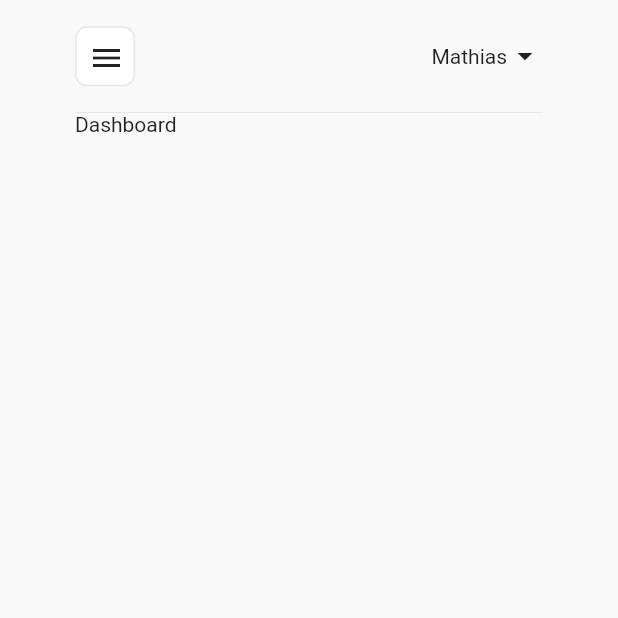
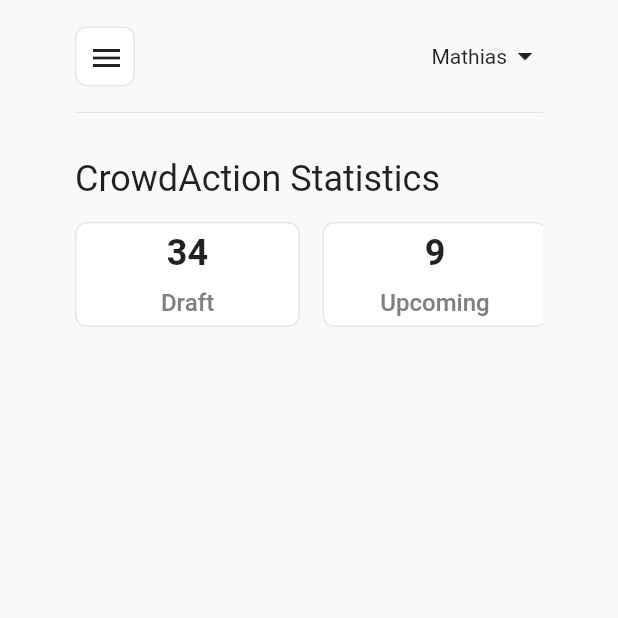
Before and after one commit to CollActionteam/collaction_cms, a Flutter app: the screen it shows after launch, on a phone screen of 412 x 824 dp, the top half of it. Run offline on Flutter 3.47's test engine with Material 2 defaults, Android fonts, the phone set to English and light mode, and no system bars; our stand-ins replace bloc, flutter_bloc, get_it, injectable; generated files the repository leaves out were written again.

Commit message:
feat: optimize navigation and start on dashboard

```diff
--- a/analysis_options.yaml
+++ b/analysis_options.yaml
@@ -2,13 +2,12 @@ include: package:lint/analysis_options.yaml
 
 analyzer:
   errors:
-    always_use_package_imports: ignore
+    always_use_package_imports: error
     avoid_dynamic_calls: ignore
     invalid_annotation_target: ignore
     missing_return: error
     missing_required_param: error
     must_be_immutable: error
-    prefer_relative_imports: error
     sort_unnamed_constructors_first: ignore
     use_late_for_private_fields_and_variables: ignore
     invariant_booleans: ignore
--- a/lib/infrastructure/core/injection.dart
+++ b/lib/infrastructure/core/injection.dart
@@ -1,7 +1,6 @@
+import 'package:collaction_admin/infrastructure/core/injection.config.dart';
 import 'package:get_it/get_it.dart';
 import 'package:injectable/injectable.dart';
-
-import 'injection.config.dart';
 
 final GetIt getIt = GetIt.instance;
 
--- a/lib/presentation/dashboard/dashboard_page.dart
+++ b/lib/presentation/dashboard/dashboard_page.dart
@@ -1,10 +1,124 @@
+// TODO: Remove this ignore
+// ignore_for_file: unnecessary_const
+
+import 'package:collaction_admin/presentation/theme/constants.dart';
 import 'package:flutter/material.dart';
 
-class DashboardPage extends StatelessWidget {
+class DashboardPage extends StatefulWidget {
   const DashboardPage({Key? key}) : super(key: key);
 
   @override
+  State<DashboardPage> createState() => _DashboardPageState();
+}
+
+class _DashboardPageState extends State<DashboardPage> {
+  late ScrollController _statsScrollController;
+
+  @override
+  void initState() {
+    super.initState();
+    _statsScrollController = ScrollController();
+  }
+
+  @override
   Widget build(BuildContext context) {
-    return const Text('Dashboard');
+    return Column(
+      crossAxisAlignment: CrossAxisAlignment.start,
+      children: [
+        const SizedBox(height: 30),
+        const Text(
+          'CrowdAction Statistics',
+          style: TextStyle(fontSize: 24),
+        ),
+        const SizedBox(height: 15),
+        Row(
+          children: [
+            Expanded(
+              child: SizedBox(
+                height: 85,
+                child: Scrollbar(
+                  controller: _statsScrollController,
+                  child: Padding(
+                    padding: const EdgeInsets.only(bottom: 15.0),
+                    child: ListView(
+                      controller: _statsScrollController,
+                      physics: const AlwaysScrollableScrollPhysics(),
+                      scrollDirection: Axis.horizontal,
+                      shrinkWrap: true,
+                      children: const [
+                        StatsBox(
+                          amount: 34,
+                          label: 'Draft',
+                        ),
+                        const SizedBox(width: 15),
+                        StatsBox(
+                          amount: 9,
+                          label: 'Upcoming',
+                        ),
+                        const SizedBox(width: 15),
+                        StatsBox(
+                          amount: 17,
+                          label: 'On-going',
+                        ),
+                        const SizedBox(width: 15),
+                        StatsBox(
+                          amount: 197,
+                          label: 'Ended',
+                        ),
+                      ],
+                    ),
+                  ),
+                ),
+              ),
+            ),
+          ],
+        ),
+      ],
+    );
   }
 }
+
+class StatsBox extends StatelessWidget {
+  final int amount;
+  final String label;
+
+  const StatsBox({
+    Key? key,
+    required this.amount,
+    required this.label,
+  }) : super(key: key);
+
+  @override
+  Widget build(BuildContext context) {
+    return Container(
+      width: 150,
+      height: 70,
+      decoration: BoxDecoration(
+        color: kPrimaryColor,
+        borderRadius: BorderRadius.circular(8),
+        border: Border.all(color: kBorderColor),
+      ),
+      child: Column(
+        mainAxisAlignment: MainAxisAlignment.center,
+        children: [
+          Text(
+            amount.toString(),
+            style: const TextStyle(
+              fontSize: 24,
+              fontWeight: FontWeight.w700,
+            ),
+          ),
+          const SizedBox(height: 10),
+          Text(
+            label,
+            style: const TextStyle(
+              color: kSecondaryTextColor,
+              fontSize: 16,
+              fontWeight: FontWeight.w500,
+            ),
+          ),
+        ],
+      ),
+    );
+  }
+}
--- a/lib/presentation/navigation/widgets/menu.dart
+++ b/lib/presentation/navigation/widgets/menu.dart
@@ -35,6 +35,7 @@ class Menu extends StatelessWidget {
               ),
               const SizedBox(height: 35.0),
               NavigationItem(
+                key: GlobalKey<State>(),
                 icon: Icons.devices_other_outlined,
                 isActive: state.page == dashboardPageRoute,
                 label: 'Dashboard',
@@ -43,6 +44,7 @@ class Menu extends StatelessWidget {
               ),
               const SizedBox(height: 10),
               NavigationItem(
+                key: GlobalKey<State>(),
                 icon: Icons.dns_outlined,
                 isActive: state.page == crowdActionPageRoute,
                 label: 'CrowdActions',
@@ -51,6 +53,7 @@ class Menu extends StatelessWidget {
               ),
               const SizedBox(height: 10),
               NavigationItem(
+                key: GlobalKey<State>(),
                 icon: Icons.insert_comment_outlined,
                 isActive: state.page == moderationQueuePageRoute,
                 label: 'Moderation Queue',
--- a/lib/presentation/navigation/widgets/navigation_item.dart
+++ b/lib/presentation/navigation/widgets/navigation_item.dart
@@ -20,14 +20,8 @@ class NavigationItem extends StatefulWidget {
 }
 
 class _NavigationItemState extends State<NavigationItem> {
-  late Color _backgroundColor;
-
-  @override
-  void initState() {
-    super.initState();
-    _backgroundColor =
-        widget.isActive ? kNavItemActiveBackgroundColor : kPrimaryColor;
-  }
+  late Color _backgroundColor =
+      widget.isActive ? kNavItemActiveBackgroundColor : kPrimaryColor;
 
   @override
   Widget build(BuildContext context) {
```
